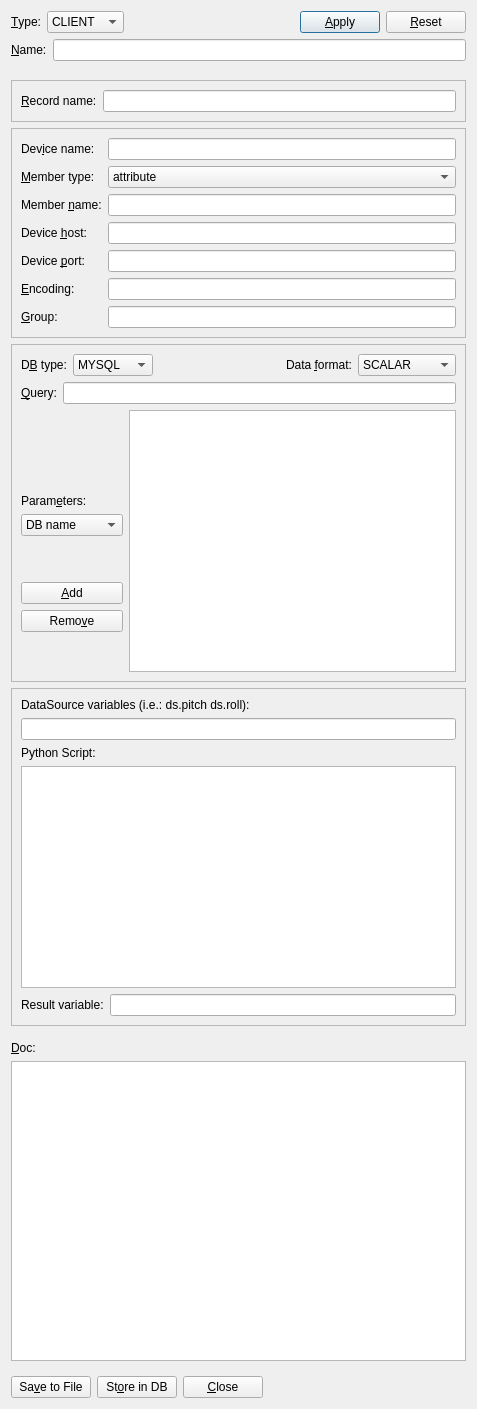
jkotan/nexdatas.configtool, file ndtsconfigtool/ui/datasourcedlg.ui: the form before one commit.
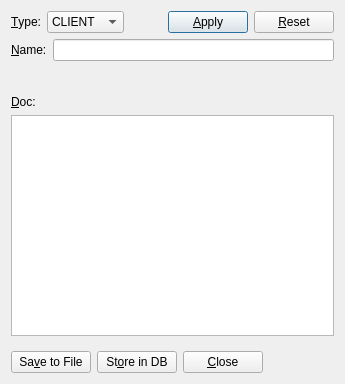
The form after the commit.

```diff
--- a/ndtsconfigtool/ui/datasourcedlg.ui
+++ b/ndtsconfigtool/ui/datasourcedlg.ui
@@ -6,16 +6,16 @@
    <rect>
     <x>0</x>
     <y>0</y>
-    <width>477</width>
-    <height>1409</height>
+    <width>345</width>
+    <height>384</height>
    </rect>
   </property>
   <property name="windowTitle">
    <string>DataSource</string>
   </property>
-  <layout class="QGridLayout" name="gridLayout_8">
+  <layout class="QGridLayout" name="gridLayout_2">
    <item row="0" column="0">
-    <layout class="QVBoxLayout" name="verticalLayout_5">
+    <layout class="QVBoxLayout" name="verticalLayout">
      <item>
       <layout class="QHBoxLayout" name="horizontalLayout">
        <item>
@@ -107,7 +107,7 @@
              <string>&amp;Name:  </string>
             </property>
             <property name="buddy">
-             <cstring>cRecNameLineEdit</cstring>
+             <cstring>nameLineEdit</cstring>
             </property>
            </widget>
           </item>
@@ -136,488 +136,16 @@
       </spacer>
      </item>
      <item>
-      <widget class="QFrame" name="clientFrame">
-       <property name="frameShape">
-        <enum>QFrame::StyledPanel</enum>
+      <widget class="QFrame" name="dsFrame">
+       <property name="enabled">
+        <bool>true</bool>
        </property>
-       <property name="frameShadow">
-        <enum>QFrame::Raised</enum>
-       </property>
-       <layout class="QGridLayout" name="gridLayout_6">
-        <property name="leftMargin">
-         <number>9</number>
-        </property>
-        <property name="horizontalSpacing">
-         <number>6</number>
-        </property>
-        <item row="0" column="0">
-         <layout class="QHBoxLayout" name="horizontalLayout_2">
-          <item>
-           <widget class="QLabel" name="cRecNameLabel">
-            <property name="text">
-             <string>&amp;Record name:</string>
-            </property>
-            <property name="buddy">
-             <cstring>cRecNameLineEdit</cstring>
-            </property>
-           </widget>
-          </item>
-          <item>
-           <widget class="QLineEdit" name="cRecNameLineEdit"/>
-          </item>
-         </layout>
-        </item>
-       </layout>
-      </widget>
-     </item>
-     <item>
-      <widget class="QFrame" name="tangoFrame">
        <property name="frameShape">
         <enum>QFrame::StyledPanel</enum>
        </property>
        <property name="frameShadow">
         <enum>QFrame::Raised</enum>
        </property>
-       <layout class="QGridLayout" name="gridLayout_7">
-        <property name="leftMargin">
-         <number>9</number>
-        </property>
-        <property name="topMargin">
-         <number>9</number>
-        </property>
-        <item row="0" column="0">
-         <layout class="QGridLayout" name="gridLayout_2" rowstretch="0,0,0,0,0,0,0" rowminimumheight="0,0,0,0,0,0,0">
-          <item row="0" column="0">
-           <widget class="QLabel" name="tDevNameLabel">
-            <property name="text">
-             <string>Dev&amp;ice name:</string>
-            </property>
-            <property name="buddy">
-             <cstring>tDevNameLineEdit</cstring>
-            </property>
-           </widget>
-          </item>
-          <item row="0" column="1">
-           <widget class="QLineEdit" name="tDevNameLineEdit"/>
-          </item>
-          <item row="1" column="0">
-           <widget class="QLabel" name="tMemberLabel">
-            <property name="text">
-             <string>&amp;Member type:</string>
-            </property>
-            <property name="buddy">
-             <cstring>tMemberComboBox</cstring>
-            </property>
-           </widget>
-          </item>
-          <item row="1" column="1">
-           <widget class="QComboBox" name="tMemberComboBox">
-            <item>
-             <property name="text">
-              <string>attribute</string>
-             </property>
-            </item>
-            <item>
-             <property name="text">
-              <string>command</string>
-             </property>
-            </item>
-            <item>
-             <property name="text">
-              <string>property</string>
-             </property>
-            </item>
-           </widget>
-          </item>
-          <item row="2" column="0">
-           <widget class="QLabel" name="tMemberNameLabel">
-            <property name="text">
-             <string>Member &amp;name:</string>
-            </property>
-            <property name="buddy">
-             <cstring>tMemberNameLineEdit</cstring>
-            </property>
-           </widget>
-          </item>
-          <item row="2" column="1">
-           <widget class="QLineEdit" name="tMemberNameLineEdit"/>
-          </item>
-          <item row="3" column="0">
-           <widget class="QLabel" name="tHostLabel">
-            <property name="text">
-             <string>Device &amp;host:</string>
-            </property>
-            <property name="buddy">
-             <cstring>tHostLineEdit</cstring>
-            </property>
-           </widget>
-          </item>
-          <item row="3" column="1">
-           <widget class="QLineEdit" name="tHostLineEdit"/>
-          </item>
-          <item row="4" column="0">
-           <widget class="QLabel" name="tPortLabel">
-            <property name="text">
-             <string>Device &amp;port:</string>
-            </property>
-            <property name="buddy">
-             <cstring>tPortLineEdit</cstring>
-            </property>
-           </widget>
-          </item>
-          <item row="4" column="1">
-           <widget class="QLineEdit" name="tPortLineEdit"/>
-          </item>
-          <item row="5" column="0">
-           <widget class="QLabel" name="tEncodingLabel">
-            <property name="text">
-             <string>&amp;Encoding:</string>
-            </property>
-            <property name="buddy">
-             <cstring>tEncodingLineEdit</cstring>
-            </property>
-           </widget>
-          </item>
-          <item row="5" column="1">
-           <widget class="QLineEdit" name="tEncodingLineEdit"/>
-          </item>
-          <item row="6" column="0">
-           <widget class="QLabel" name="tGroupLabel">
-            <property name="text">
-             <string>&amp;Group:</string>
-            </property>
-            <property name="buddy">
-             <cstring>tGroupLineEdit</cstring>
-            </property>
-           </widget>
-          </item>
-          <item row="6" column="1">
-           <widget class="QLineEdit" name="tGroupLineEdit"/>
-          </item>
-         </layout>
-        </item>
-       </layout>
-      </widget>
-     </item>
-     <item>
-      <widget class="QFrame" name="dbFrame">
-       <property name="toolTip">
-        <string/>
-       </property>
-       <property name="frameShape">
-        <enum>QFrame::StyledPanel</enum>
-       </property>
-       <property name="frameShadow">
-        <enum>QFrame::Raised</enum>
-       </property>
-       <layout class="QGridLayout" name="gridLayout_3">
-        <item row="0" column="0">
-         <layout class="QVBoxLayout" name="verticalLayout_3">
-          <item>
-           <layout class="QHBoxLayout" name="horizontalLayout_4">
-            <item>
-             <widget class="QLabel" name="dTypeLabel">
-              <property name="text">
-               <string>D&amp;B type:</string>
-              </property>
-              <property name="buddy">
-               <cstring>dTypeComboBox</cstring>
-              </property>
-             </widget>
-            </item>
-            <item>
-             <widget class="QComboBox" name="dTypeComboBox">
-              <item>
-               <property name="text">
-                <string>MYSQL</string>
-               </property>
-              </item>
-              <item>
-               <property name="text">
-                <string>PGSQL</string>
-               </property>
-              </item>
-              <item>
-               <property name="text">
-                <string>ORACLE</string>
-               </property>
-              </item>
-             </widget>
-            </item>
-            <item>
-             <spacer name="dHorizontalSpacer">
-              <property name="orientation">
-               <enum>Qt::Horizontal</enum>
-              </property>
-              <property name="sizeHint" stdset="0">
-               <size>
-                <width>40</width>
-                <height>20</height>
-               </size>
-              </property>
-             </spacer>
-            </item>
-            <item>
-             <widget class="QLabel" name="dFormatLabel">
-              <property name="text">
-               <string>Data &amp;format:</string>
-              </property>
-              <property name="buddy">
-               <cstring>dFormatComboBox</cstring>
-              </property>
-             </widget>
-            </item>
-            <item>
-             <widget class="QComboBox" name="dFormatComboBox">
-              <item>
-               <property name="text">
-                <string>SCALAR</string>
-               </property>
-              </item>
-              <item>
-               <property name="text">
-                <string>SPECTRUM</string>
-               </property>
-              </item>
-              <item>
-               <property name="text">
-                <string>IMAGE</string>
-               </property>
-              </item>
-             </widget>
-            </item>
-           </layout>
-          </item>
-          <item>
-           <layout class="QHBoxLayout" name="horizontalLayout_6">
-            <item>
-             <widget class="QLabel" name="dQueryLabel">
-              <property name="text">
-               <string>&amp;Query:</string>
-              </property>
-              <property name="buddy">
-               <cstring>dQueryLineEdit</cstring>
-              </property>
-             </widget>
-            </item>
-            <item>
-             <widget class="QLineEdit" name="dQueryLineEdit"/>
-            </item>
-           </layout>
-          </item>
-          <item>
-           <layout class="QHBoxLayout" name="horizontalLayout_3">
-            <item>
-             <layout class="QVBoxLayout" name="verticalLayout">
-              <item>
-               <spacer name="verticalSpacer_3">
-                <property name="orientation">
-                 <enum>Qt::Vertical</enum>
-                </property>
-                <property name="sizeHint" stdset="0">
-                 <size>
-                  <width>20</width>
-                  <height>40</height>
-                 </size>
-                </property>
-               </spacer>
-              </item>
-              <item>
-               <widget class="QLabel" name="label">
-                <property name="text">
-                 <string>Param&amp;eters:</string>
-                </property>
-                <property name="buddy">
-                 <cstring>dParamComboBox</cstring>
-                </property>
-               </widget>
-              </item>
-              <item>
-               <widget class="QComboBox" name="dParamComboBox">
-                <item>
-                 <property name="text">
-                  <string>DB name</string>
-                 </property>
-                </item>
-                <item>
-                 <property name="text">
-                  <string>DB host</string>
-                 </property>
-                </item>
-                <item>
-                 <property name="text">
-                  <string>DB port</string>
-                 </property>
-                </item>
-                <item>
-                 <property name="text">
-                  <string>DB user</string>
-                 </property>
-                </item>
-                <item>
-                 <property name="text">
-                  <string>DB password</string>
-                 </property>
-                </item>
-                <item>
-                 <property name="text">
-                  <string>Mysql cnf</string>
-                 </property>
-                </item>
-                <item>
-                 <property name="text">
-                  <string>Oracle mode</string>
-                 </property>
-                </item>
-                <item>
-                 <property name="text">
-                  <string>Oracle DSN</string>
-                 </property>
-                </item>
-               </widget>
-              </item>
-              <item>
-               <spacer name="verticalSpacer_2">
-                <property name="orientation">
-                 <enum>Qt::Vertical</enum>
-                </property>
-                <property name="sizeType">
-                 <enum>QSizePolicy::Minimum</enum>
-                </property>
-                <property name="sizeHint" stdset="0">
-                 <size>
-                  <width>20</width>
-                  <height>40</height>
-                 </size>
-                </property>
-               </spacer>
-              </item>
-              <item>
-               <widget class="QPushButton" name="dAddPushButton">
-                <property name="text">
-                 <string>&amp;Add</string>
-                </property>
-               </widget>
-              </item>
-              <item>
-               <widget class="QPushButton" name="dRemovePushButton">
-                <property name="text">
-                 <string>Remo&amp;ve</string>
-                </property>
-               </widget>
-              </item>
-              <item>
-               <spacer name="verticalSpacer">
-                <property name="orientation">
-                 <enum>Qt::Vertical</enum>
-                </property>
-                <property name="sizeType">
-                 <enum>QSizePolicy::Maximum</enum>
-                </property>
-                <property name="sizeHint" stdset="0">
-                 <size>
-                  <width>20</width>
-                  <height>40</height>
-                 </size>
-                </property>
-               </spacer>
-              </item>
-             </layout>
-            </item>
-            <item>
-             <widget class="QTableWidget" name="dParameterTableWidget"/>
-            </item>
-           </layout>
-          </item>
-         </layout>
-        </item>
-       </layout>
-      </widget>
-     </item>
-     <item>
-      <widget class="QFrame" name="peFrame">
-       <property name="frameShape">
-        <enum>QFrame::StyledPanel</enum>
-       </property>
-       <property name="frameShadow">
-        <enum>QFrame::Raised</enum>
-       </property>
-       <layout class="QGridLayout" name="gridLayout_4">
-        <item row="0" column="0">
-         <layout class="QVBoxLayout" name="verticalLayout_4">
-          <item>
-           <widget class="QLabel" name="peInputLabel">
-            <property name="text">
-             <string>DataSource variables (i.e.: ds.pitch ds.roll):</string>
-            </property>
-            <property name="buddy">
-             <cstring>peInputLineEdit</cstring>
-            </property>
-           </widget>
-          </item>
-          <item>
-           <widget class="QLineEdit" name="peInputLineEdit">
-            <property name="font">
-             <font>
-              <family>Monospace</family>
-             </font>
-            </property>
-           </widget>
-          </item>
-          <item>
-           <widget class="QLabel" name="peScriptLabel">
-            <property name="text">
-             <string>Python Script:</string>
-            </property>
-            <property name="buddy">
-             <cstring>peScriptTextEdit</cstring>
-            </property>
-           </widget>
-          </item>
-          <item>
-           <widget class="QTextEdit" name="peScriptTextEdit">
-            <property name="font">
-             <font>
-              <family>Monospace</family>
-             </font>
-            </property>
-            <property name="cursor" stdset="0">
-             <cursorShape>ArrowCursor</cursorShape>
-            </property>
-            <property name="horizontalScrollBarPolicy">
-             <enum>Qt::ScrollBarAsNeeded</enum>
-            </property>
-            <property name="lineWrapMode">
-             <enum>QTextEdit::NoWrap</enum>
-            </property>
-           </widget>
-          </item>
-          <item>
-           <layout class="QHBoxLayout" name="horizontalLayout_8">
-            <item>
-             <widget class="QLabel" name="peResultLabel">
-              <property name="text">
-               <string>Result variable:</string>
-              </property>
-              <property name="buddy">
-               <cstring>peResultLineEdit</cstring>
-              </property>
-             </widget>
-            </item>
-            <item>
-             <widget class="QLineEdit" name="peResultLineEdit">
-              <property name="font">
-               <font>
-                <family>Monospace</family>
-               </font>
-              </property>
-             </widget>
-            </item>
-           </layout>
-          </item>
-         </layout>
-        </item>
-       </layout>
       </widget>
      </item>
      <item>
```
Left out of the diff: 18 changed lines with no effect on the pictures.
